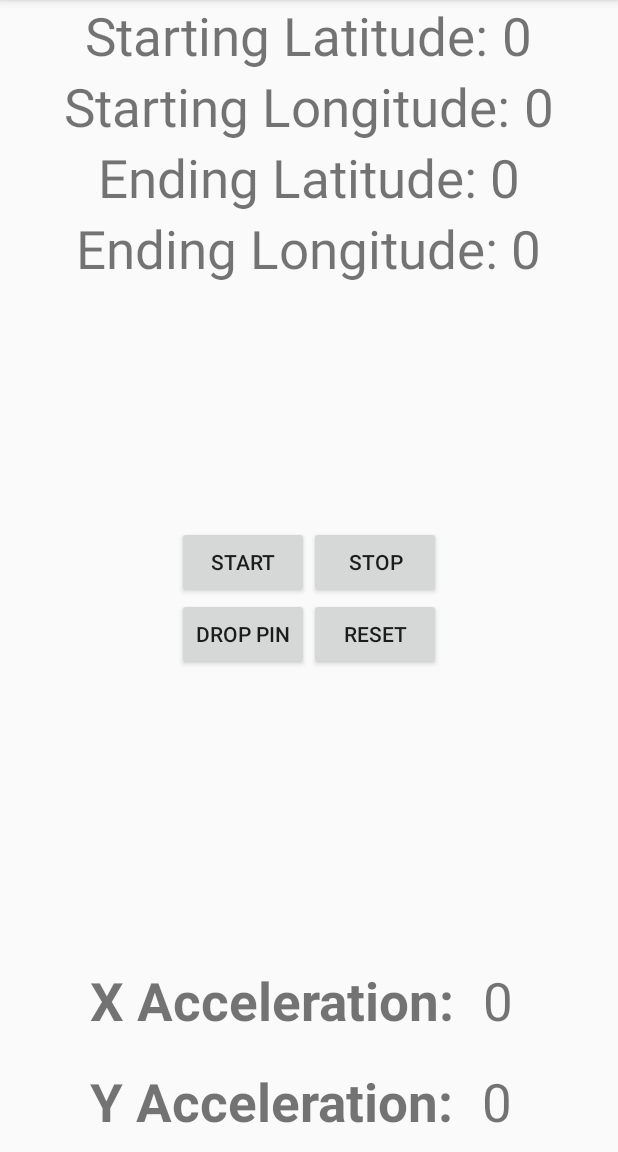
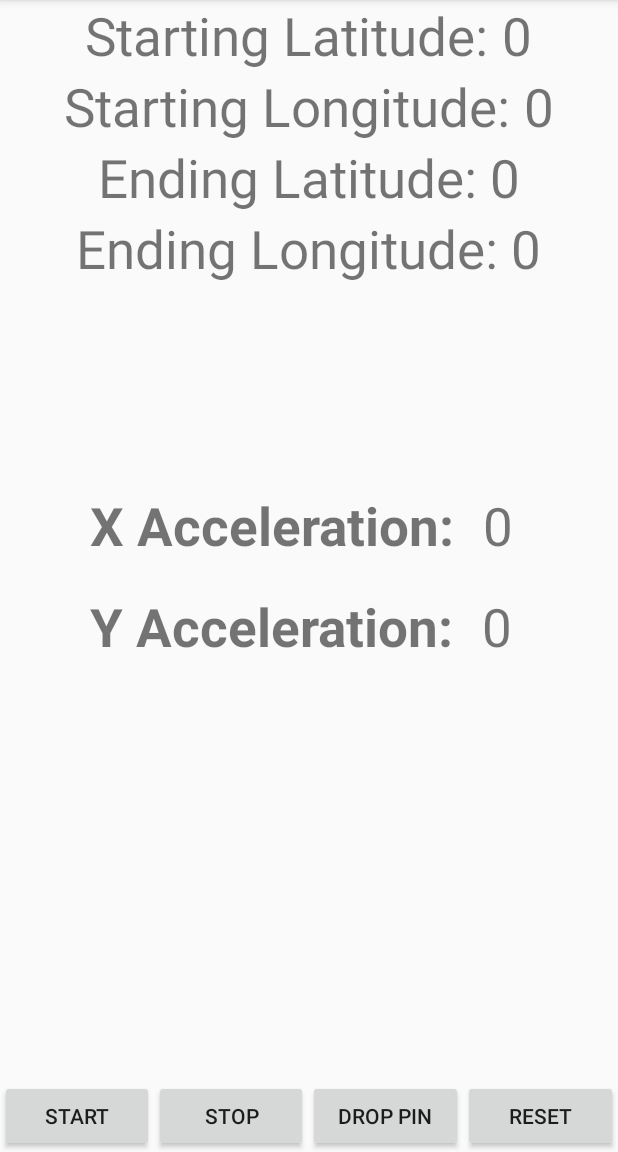
Before and after one commit to TomasCespedes/GPS_Sensor_Locator, an Android app: the screen it shows after launch (MainActivity), on a phone screen of 412 x 824 dp, the part 84-1236 px from its top. Run offline under Robolectric (Android 15) with nearby library versions, the phone set to English and light mode, and no system bars.

Commit message:
fix layouts

```diff
--- a/app/src/main/res/layout/activity_main.xml
+++ b/app/src/main/res/layout/activity_main.xml
@@ -107,57 +107,11 @@
 
     </LinearLayout>
 
+
     <LinearLayout
         android:layout_width="match_parent"
         android:layout_height="match_parent"
         android:gravity="center"
-        android:orientation="vertical">
-
-        <LinearLayout
-            android:layout_width="wrap_content"
-            android:layout_height="wrap_content"
-            android:orientation="horizontal"
-            android:paddingTop="30dp">
-
-            <Button
-                android:id="@+id/start_button"
-                android:layout_width="wrap_content"
-                android:layout_height="wrap_content"
-                android:text="Start" />
-
-            <Button
-                android:id="@+id/stop_button"
-                android:layout_width="wrap_content"
-                android:layout_height="wrap_content"
-                android:text="Stop" />
-        </LinearLayout>
-
-        <LinearLayout
-            android:layout_width="wrap_content"
-            android:layout_height="wrap_content"
-            android:orientation="horizontal"
-
-            >
-
-            <Button
-                android:id="@+id/pin_button"
-                android:layout_width="wrap_content"
-                android:layout_height="wrap_content"
-                android:text="Drop Pin" />
-
-            <Button
-                android:id="@+id/reset_button"
-                android:layout_width="wrap_content"
-                android:layout_height="wrap_content"
-                android:text="Reset" />
-        </LinearLayout>
-
-    </LinearLayout>
-
-    <LinearLayout
-        android:layout_width="match_parent"
-        android:layout_height="match_parent"
-        android:gravity="bottom|center"
         android:orientation="vertical">
 
         <LinearLayout
@@ -214,10 +168,49 @@
 
     </LinearLayout>
 
+    <LinearLayout
+        android:layout_width="match_parent"
+        android:layout_height="match_parent"
+        android:gravity="bottom|center"
+        android:orientation="horizontal"
+        >
 
 
+        <Button
+            android:id="@+id/start_button"
+            android:layout_width="wrap_content"
+            android:layout_height="wrap_content"
+            android:text="Start"
+            android:layout_weight="1"
+            />
+
+        <Button
+            android:id="@+id/stop_button"
+            android:layout_width="wrap_content"
+            android:layout_height="wrap_content"
+            android:text="Stop"
+            android:layout_weight="1"
+            />
 
 
+        <Button
+            android:id="@+id/pin_button"
+            android:layout_width="wrap_content"
+            android:layout_height="wrap_content"
+            android:text="Drop Pin"
+            android:layout_weight="1"
+            />
+
+        <Button
+            android:id="@+id/reset_button"
+            android:layout_width="wrap_content"
+            android:layout_height="wrap_content"
+            android:text="Reset"
+            android:layout_weight="1"
+            />
+
+
+    </LinearLayout>
 
 
 </FrameLayout>
```
